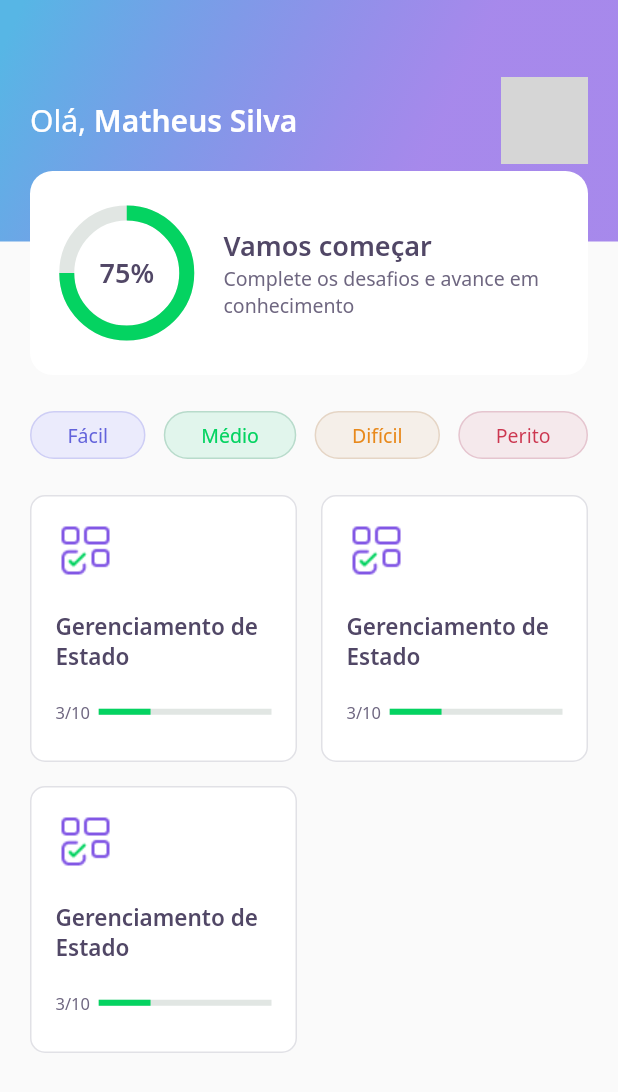
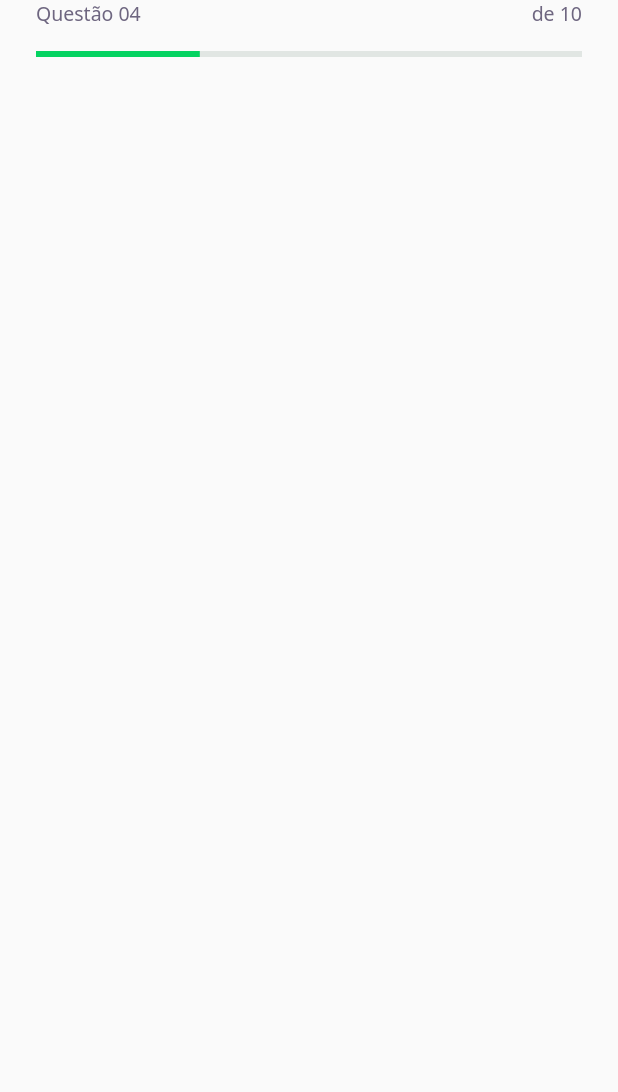
Before and after one commit to MFillipe/dev-quiz, a Flutter app: the screen it shows after launch, on a phone screen of 412 x 824 dp. Shown: the top 1092 px of the screen. Run offline on Flutter 3.47's test engine with Material 2 defaults, Android fonts, the phone set to English and light mode, and no system bars; our stand-ins replace google_fonts; grey boxes are pictures that could not be loaded.

Commit message:
feat: created QuestionIndicatorWidget

```diff
--- /dev/null
+++ b/lib/challenge/challenge_page.dart
@@ -0,0 +1,21 @@
+import 'package:DevQuiz/challenge/widgets/question_indicator/question_indicator_widget.dart';
+import 'package:flutter/material.dart';
+
+class ChallengePage extends StatefulWidget {
+  ChallengePage({Key key}) : super(key: key);
+
+  @override
+  _ChallengePageState createState() => _ChallengePageState();
+}
+
+class _ChallengePageState extends State<ChallengePage> {
+  @override
+  Widget build(BuildContext context) {
+    return Scaffold(
+      appBar: PreferredSize(
+        preferredSize: Size.fromHeight(60),
+        child: SafeArea(top: true, child: QuestionIndicatorWidget()),
+      ),
+    );
+  }
+}
--- /dev/null
+++ b/lib/challenge/widgets/question_indicator/question_indicator_widget.dart
@@ -0,0 +1,27 @@
+import 'package:DevQuiz/core/core.dart';
+import 'package:DevQuiz/shared/widgets/progress_indicator/progress_indicator_widget.dart';
+import 'package:flutter/material.dart';
+
+class QuestionIndicatorWidget extends StatelessWidget {
+  const QuestionIndicatorWidget({Key key}) : super(key: key);
+
+  @override
+  Widget build(BuildContext context) {
+    return Container(
+      padding: const EdgeInsets.symmetric(horizontal: 24),
+      child: Column(
+        children: [
+          Row(
+            mainAxisAlignment: MainAxisAlignment.spaceBetween,
+            children: [
+              Text("Questão 04", style: AppTextStyles.body),
+              Text("de 10", style: AppTextStyles.body)
+            ],
+          ),
+          SizedBox(height: 16),
+          ProgressIndicatorWidget(value: 0.3)
+        ],
+      ),
+    );
+  }
+}
--- a/lib/core/app_widget.dart
+++ b/lib/core/app_widget.dart
@@ -1,6 +1,7 @@
 //import 'package:devQuiz/home/home_page.dart';
 //import 'package:DevQuiz/splash/splash_page.dart';
 //import 'package:DevQuiz/splash/splash_page.dart';
+import 'package:DevQuiz/challenge/challenge_page.dart';
 import 'package:DevQuiz/home/home_page.dart';
 import 'package:DevQuiz/splash/splash_page.dart';
 import 'package:flutter/material.dart';
@@ -10,7 +11,7 @@ class AppWidget extends StatelessWidget {
   Widget build(BuildContext context) {
     return MaterialApp(
       title: "DevQuiz",
-      home: HomePage(),
+      home: ChallengePage(),
     );
   }
 }
--- a/lib/home/widgets/quiz_card/quiz_card_widget.dart
+++ b/lib/home/widgets/quiz_card/quiz_card_widget.dart
@@ -1,4 +1,5 @@
 import 'package:DevQuiz/core/core.dart';
+import 'package:DevQuiz/shared/widgets/progress_indicator/progress_indicator_widget.dart';
 import 'package:flutter/material.dart';
 
 class QuizCardWidget extends StatelessWidget {
@@ -34,15 +35,7 @@ class QuizCardWidget extends StatelessWidget {
             children: [
               Expanded(
                   flex: 1, child: Text("3/10", style: AppTextStyles.body11)),
-              Expanded(
-                flex: 4,
-                child: LinearProgressIndicator(
-                  value: 0.3,
-                  backgroundColor: AppColors.chartSecondary,
-                  valueColor:
-                      AlwaysStoppedAnimation<Color>(AppColors.chartPrimary),
-                ),
-              )
+              Expanded(flex: 4, child: ProgressIndicatorWidget(value: 0.3))
             ],
           )
         ],
--- /dev/null
+++ b/lib/shared/widgets/progress_indicator/progress_indicator_widget.dart
@@ -0,0 +1,16 @@
+import 'package:DevQuiz/core/core.dart';
+import 'package:flutter/material.dart';
+
+class ProgressIndicatorWidget extends StatelessWidget {
+  final double value;
+  const ProgressIndicatorWidget({Key key, this.value}) : super(key: key);
+
+  @override
+  Widget build(BuildContext context) {
+    return LinearProgressIndicator(
+      value: value,
+      backgroundColor: AppColors.chartSecondary,
+      valueColor: AlwaysStoppedAnimation<Color>(AppColors.chartPrimary),
+    );
+  }
+}
```
